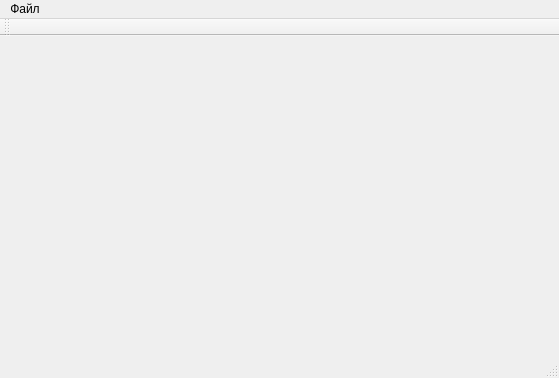
The window that MapVectorization/gui/mainwindow.ui (YulyIllarionov/MapVectorization) describes before a commit, drawn with Qt 5.
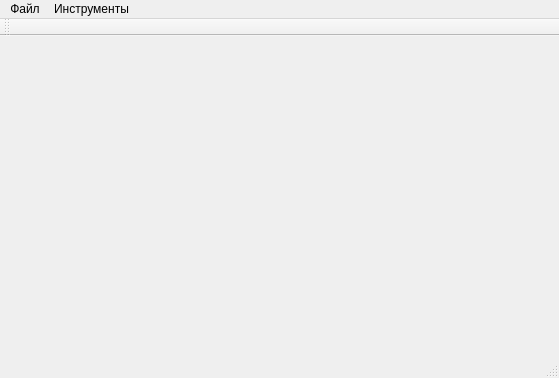
The same window after the commit.

What changed in the file:
```diff
--- a/MapVectorization/gui/mainwindow.ui
+++ b/MapVectorization/gui/mainwindow.ui
@@ -31,7 +31,16 @@
     </property>
     <addaction name="OpenImage"/>
    </widget>
+   <widget class="QMenu" name="menu_2">
+    <property name="title">
+     <string>Инструменты</string>
+    </property>
+    <addaction name="actionZoom_in"/>
+    <addaction name="actionZoom_out"/>
+    <addaction name="actionSharpen"/>
+   </widget>
    <addaction name="menu"/>
+   <addaction name="menu_2"/>
   </widget>
   <widget class="QToolBar" name="mainToolBar">
    <attribute name="toolBarArea">
```
Left out of the diff: 21 changed lines with no effect on the pictures.
